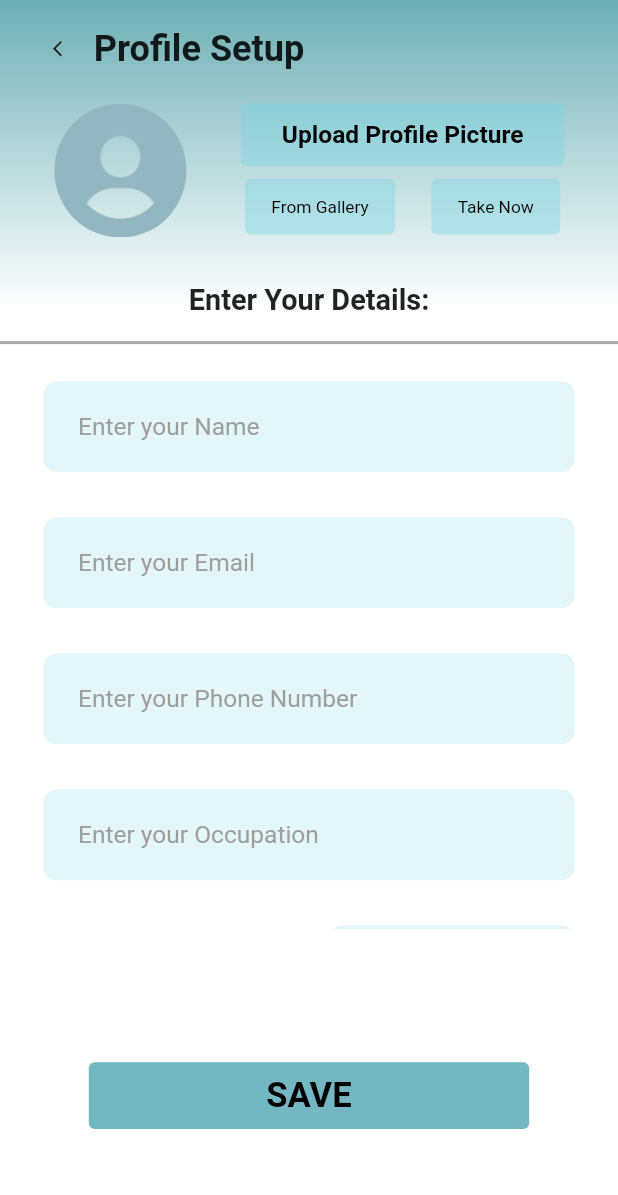
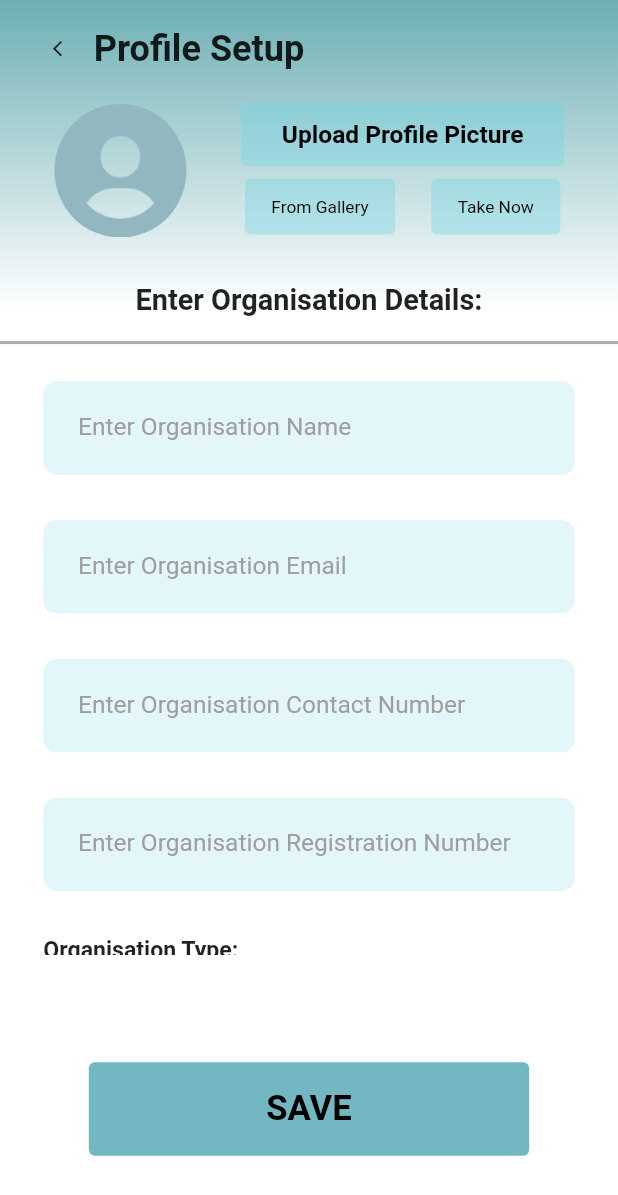
Before and after one commit to hackslash-nitp/cura, a Flutter app: the screen it shows after launch, on a phone screen of 412 x 824 dp. Shown: the top 1195 px of the screen. Run offline on Flutter 3.47's test engine with Material 2 defaults, Android fonts, the phone set to English and light mode, and no system bars; our stand-ins replace carousel_slider, cloud_firestore, firebase_auth, firebase_core, flutter_screenutil, image_picker; accounts and stored records are empty.

Commit message:
implement account_setup for org

```diff
--- a/lib/main.dart
+++ b/lib/main.dart
@@ -3,6 +3,7 @@ import 'package:cura/individual/home_page_individual.dart';
 import 'package:cura/startup_screens/preview_page.dart';
 import 'package:firebase_core/firebase_core.dart';
 import 'package:flutter/material.dart';
+import 'organization/account_setup.dart';
 import 'shared/services/firebase_authentication.dart';
 
 Future<void> main() async {
@@ -26,7 +27,7 @@ class ScreenDecider extends StatelessWidget {
       ),
       debugShowCheckedModeBanner: false,
       home: auth.getCurrentUser() == null
-          ? IndividualAccountSetup() // directly access by substituting in place of PreviewPage()
+          ? OrgAccountSetup() // directly access by substituting in place of PreviewPage()
           : const HomePageIndividual(),
     );
   }
--- /dev/null
+++ b/lib/organization/account_setup.dart
@@ -0,0 +1,518 @@
+import 'package:cura/shared/widgets/widgets.dart';
+import 'package:flutter/material.dart';
+import 'dart:io';
+import 'package:flutter_screenutil/flutter_screenutil.dart';
+import 'package:image_picker/image_picker.dart';
+import '../shared/widgets/gradient_background.dart';
+
+class OrgAccountSetup extends StatefulWidget {
+  const OrgAccountSetup({Key? key}) : super(key: key);
+
+  @override
+  State<OrgAccountSetup> createState() => _OrgAccountSetupState();
+}
+
+class _OrgAccountSetupState extends State<OrgAccountSetup> {
+  final TextEditingController nameController = TextEditingController();
+  final TextEditingController emailController = TextEditingController();
+  final TextEditingController phoneController = TextEditingController();
+  final TextEditingController regNumberController = TextEditingController();
+  final TextEditingController countryController = TextEditingController();
+  final TextEditingController addressController = TextEditingController();
+  final TextEditingController pincodeController = TextEditingController();
+  final TextEditingController bioController = TextEditingController();
+
+  final _formKey = GlobalKey<FormState>();
+
+  final buttonStyle = TextButton.styleFrom(
+    backgroundColor: const Color.fromARGB(100, 117, 212, 227),
+  );
+
+  final List<String> gender = ['Male', 'Female', 'Other'];
+  String? userGender, estdDate;
+  File? userImage;
+
+  @override
+  void dispose() {
+    nameController.dispose();
+    emailController.dispose();
+    phoneController.dispose();
+    regNumberController.dispose();
+    super.dispose();
+  }
+
+  @override
+  Widget build(BuildContext context) {
+    return ScreenUtilInit(
+      designSize: const Size(428, 926),
+      builder: (context, child) => Scaffold(
+        body: Stack(
+          children: <Widget>[
+            const UniDirectionalBackground(),
+            SafeArea(
+              child: Column(
+                crossAxisAlignment: CrossAxisAlignment.center,
+                children: <Widget>[
+                  Padding(
+                    padding:
+                        EdgeInsets.symmetric(horizontal: 15.w, vertical: 10.h),
+                    child: Row(
+                      children: <Widget>[
+                        IconButton(
+                          icon: const Icon(Icons.arrow_back_ios_new),
+                          onPressed: () {},
+                          iconSize: 14.h,
+                        ),
+                        Text(
+                          "Profile Setup",
+                          style: TextStyle(
+                            fontSize: 25.sp,
+                            fontWeight: FontWeight.w700,
+                          ),
+                        ),
+                      ],
+                    ),
+                  ),
+                  Row(
+                    mainAxisAlignment: MainAxisAlignment.spaceEvenly,
+                    children: <Widget>[
+                      CircleAvatar(
+                        backgroundImage: userImage == null
+                            ? const AssetImage(
+                                'assets/startup_assets/create_account_assets/profile_primary.png')
+                            : FileImage(userImage!) as ImageProvider,
+                        radius: 50.r,
+                        backgroundColor: Colors.transparent,
+                      ),
+                      Column(
+                        children: <Widget>[
+                          TextButton(
+                            onPressed: () {},
+                            style: buttonStyle,
+                            child: Padding(
+                              padding: EdgeInsets.symmetric(
+                                  horizontal: 20.w, vertical: 4.h),
+                              child: Text(
+                                "Upload Profile Picture",
+                                style: TextStyle(
+                                  fontSize: 17.sp,
+                                  fontWeight: FontWeight.w700,
+                                  color: Colors.black,
+                                ),
+                              ),
+                            ),
+                          ),
+                          Row(
+                            mainAxisAlignment: MainAxisAlignment.spaceBetween,
+                            children: [
+                              TextButton(
+                                onPressed: () async {
+                                  try {
+                                    final image = await ImagePicker()
+                                        .pickImage(source: ImageSource.gallery);
+                                    if (image == null) return;
+                                    setState(() {
+                                      userImage = File(image.path);
+                                    });
+                                  } catch (e) {
+                                    print("An error has occured!");
+                                  }
+                                },
+                                style: buttonStyle,
+                                child: Padding(
+                                  padding: EdgeInsets.symmetric(
+                                      horizontal: 10.w, vertical: 4.h),
+                                  child: Text(
+                                    "From Gallery",
+                                    style: TextStyle(
+                                      fontSize: 12.sp,
+                                      fontWeight: FontWeight.w400,
+                                      color: Colors.black,
+                                    ),
+                                  ),
+                                ),
+                              ),
+                              SizedBox(width: 25.w),
+                              TextButton(
+                                onPressed: () async {
+                                  try {
+                                    final image = await ImagePicker()
+                                        .pickImage(source: ImageSource.camera);
+                                    if (image == null) return;
+                                    setState(() {
+                                      userImage = File(image.path);
+                                    });
+                                  } catch (e) {
+                                    print(
+                                        "An error has occured! ${e.toString()}");
+                                  }
+                                },
+                                style: buttonStyle,
+                                child: Padding(
+                                  padding: EdgeInsets.symmetric(
+                                      horizontal: 10.w, vertical: 4.h),
+                                  child: Text(
+                                    "Take Now",
+                                    style: TextStyle(
+                                      fontSize: 12.sp,
+                                      fontWeight: FontWeight.w400,
+                                      color: Colors.black,
+                                    ),
+                                  ),
+                                ),
+                              ),
+                            ],
+                          ),
+                        ],
+                      ),
+                    ],
+                  ),
+                  SizedBox(
+                    height: 30.h,
+                  ),
+                  Center(
+                    child: Text(
+                      "Enter Organisation Details:",
+                      style: TextStyle(
+                        fontSize: 20.sp,
+                        fontWeight: FontWeight.w700,
+                      ),
+                    ),
+                  ),
+                  SizedBox(
+                    height: 10.h,
+                  ),
+                  const Divider(
+                    thickness: 2,
+                    color: Color.fromRGBO(0, 0, 0, 0.33),
+                  ),
+                  Form(
+                    key: _formKey,
+                    child: SizedBox(
+                      height: 470.h,
+                      width: double.infinity,
+                      child: Padding(
+                        padding: EdgeInsets.symmetric(
+                            horizontal: 30.w, vertical: 20.h),
+                        child: ListView(
+                          children: <Widget>[
+                            getInputTextField(
+                                false,
+                                70.h,
+                                365.w,
+                                nameController,
+                                "Enter Organisation Name",
+                                TextInputType.name, (val) {
+                              if (val == null || val.isEmpty) {
+                                return "Please enter organisation name";
+                              }
+                            }),
+                            SizedBox(
+                              height: 34.h,
+                            ),
+                            getInputTextField(
+                                false,
+                                70.h,
+                                365.w,
+                                emailController,
+                                "Enter Organisation Email",
+                                TextInputType.emailAddress, (val) {
+                              if (val == null ||
+                                  val.isEmpty ||
+                                  !val.contains('@')) {
+                                return "Please enter a proper email address";
+                              }
+                            }),
+                            SizedBox(
+                              height: 34.h,
+                            ),
+                            getInputTextField(
+                                false,
+                                70.h,
+                                365.w,
+                                phoneController,
+                                "Enter Organisation Contact Number",
+                                TextInputType.number, (val) {
+                              if (val == null || val.isEmpty) {
+                                return "Please enter organisation contact number";
+                              }
+                            }),
+                            SizedBox(
+                              height: 34.h,
+                            ),
+                            getInputTextField(
+                                false,
+                                70.h,
+                                365.w,
+                                regNumberController,
+                                "Enter Organisation Registration Number",
+                                TextInputType.name, (val) {
+                              if (val == null || val.isEmpty) {
+                                return "Please enter registration number";
+                              }
+                            }),
+                            SizedBox(
+                              height: 34.h,
+                            ),
+                            Text(
+                              "Organisation Type:",
+                              style: TextStyle(
+                                fontSize: 16.sp,
+                                fontWeight: FontWeight.w700,
+                              ),
+                            ),
+                            Container(
+                              width: 170.w,
+                              decoration: BoxDecoration(
+                                color: const Color.fromRGBO(117, 212, 227, 0.2),
+                                borderRadius: BorderRadius.circular(10.r),
+                              ),
+                              padding: EdgeInsets.symmetric(horizontal: 18.w),
+                              child: DropdownButtonHideUnderline(
+                                child: DropdownButton(
+                                    value: userGender,
+                                    style: TextStyle(
+                                        fontSize: 18.sp,
+                                        fontWeight: FontWeight.w700,
+                                        color: Colors.black),
+                                    hint: Text("Select",
+                                        style: TextStyle(
+                                            fontSize: 18.sp,
+                                            fontWeight: FontWeight.w700,
+                                            color: Colors.black)),
+                                    items: gender.map((value) {
+                                      return DropdownMenuItem(
+                                        value: value,
+                                        child: Text(value),
+                                      );
+                                    }).toList(),
+                                    onChanged: (value) {
+                                      setState(() {
+                                        userGender = value!.toString();
+                                      });
+                                    }),
+                              ),
+                            ),
+                            SizedBox(
+                              height: 34.h,
+                            ),
+                            getInputTextField(
+                                false,
+                                70.h,
+                                365.w,
+                                countryController,
+                                "Enter your Country",
+                                TextInputType.name, (val) {
+                              if (val == null || val.isEmpty) {
+                                return "Please enter your country";
+                              }
+                            }),
+                            SizedBox(
+                              height: 34.h,
+                            ),
+                            getInputTextField(
+                                true,
+                                120.h,
+                                365.w,
+                                addressController,
+                                "Enter your Address",
+                                TextInputType.multiline, (val) {
+                              if (val == null || val.isEmpty) {
+                                return "Please enter organisation address";
+                              }
+                            }),
+                            SizedBox(
+                              height: 34.h,
+                            ),
+                            Row(
+                              mainAxisAlignment: MainAxisAlignment.spaceBetween,
+                              children: <Widget>[
+                                getInputTextField(
+                                    false,
+                                    70.h,
+                                    170.w,
+                                    pincodeController,
+                                    "Pincode",
+                                    TextInputType.number, (val) {
+                                  if (val == null || val.isEmpty) {
+                                    return "Please enter pincode";
+                                  }
+                                }),
+                                GestureDetector(
+                                  onTap: () async {
+                                    final DateTime? picked =
+                                        await showDatePicker(
+                                            context: context,
+                                            initialDate: DateTime(2012, 1),
+                                            firstDate: DateTime(1940, 1),
+                                            lastDate: DateTime(2012, 1));
+                                    if (picked != null) {
+                                      setState(() {
+                                        estdDate =
+                                            "${picked.day}/${picked.month}/${picked.year}";
+                                      });
+                                    }
+                                  },
+                                  child: Container(
+                                    height: 70.h,
+                                    width: 170.w,
+                                    decoration: BoxDecoration(
+                                      color: const Color.fromRGBO(
+                                          117, 212, 227, 0.2),
+                                      borderRadius: BorderRadius.circular(10.r),
+                                    ),
+                                    padding:
+                                        EdgeInsets.symmetric(horizontal: 10.w),
+                                    child: Row(
+                                      mainAxisAlignment:
+                                          MainAxisAlignment.spaceBetween,
+                                      children: <Widget>[
+                                        Text(
+                                          estdDate ?? "Estd. Date",
+                                          style: TextStyle(
+                                            fontSize: 18.sp,
+                                            fontWeight: FontWeight.w700,
+                                          ),
+                                        ),
+                                        const Icon(Icons.arrow_drop_down),
+                                      ],
+                                    ),
+                                  ),
+                                ),
+                              ],
+                            ),
+                            SizedBox(
+                              height: 34.h,
+                            ),
+                            Container(
+                              width: 365.w,
+                              height: 80.h,
+                              decoration: BoxDecoration(
+                                color: const Color.fromRGBO(117, 212, 227, 0.2),
+                                borderRadius: BorderRadius.circular(10.r),
+                              ),
+                              padding: EdgeInsets.symmetric(
+                                  horizontal: 10.w, vertical: 7.h),
+                              child: Row(
+                                  mainAxisAlignment: MainAxisAlignment.center,
+                                  children: <Widget>[
+                                    SizedBox(
+                                      width: 270.w,
+                                      child: Text(
+                                        "Upload Organisation Authenticity Certificate Issued by Government",
+                                        style: TextStyle(
+                                          fontSize: 17.sp,
+                                          fontWeight: FontWeight.w400,
+                                          color: const Color.fromARGB(
+                                              255, 104, 104, 104),
+                                        ),
+                                      ),
+                                    ),
+                                    Transform.rotate(
+                                      angle: 45.0 * 3.14159 / 180,
+                                      child: IconButton(
+                                          onPressed: () {},
+                                          icon: const Icon(
+                                              Icons.attach_file_outlined)),
+                                    ),
+                                  ]),
+                            ),
+                            SizedBox(
+                              height: 9.h,
+                            ),
+                            Center(
+                              child: Text(
+                                "* File must be in PDF format of <= 3mb",
+                                style: TextStyle(
+                                  fontSize: 12.sp,
+                                  fontWeight: FontWeight.w400,
+                                ),
+                              ),
+                            ),
+                          ],
+                        ),
+                      ),
+                    ),
+                  ),
+                  const Spacer(),
+                  Center(
+                    child: Container(
+                      width: 305.w,
+                      height: 70.h,
+                      decoration: BoxDecoration(
+                        borderRadius: BorderRadius.circular(10.r),
+                      ),
+                      child: TextButton(
+                        onPressed: () {
+                          if (_formKey.currentState!.validate() &&
+                              estdDate != null &&
+                              userGender != null) {
+                            CustomSnackbar.showSnackBar(
+                                context, "Processing Data", Colors.lightGreen);
+                          }
+                        },
+                        style: TextButton.styleFrom(
+                          backgroundColor: const Color(0xFF72B7C2),
+                        ),
+                        child: Text(
+                          "SAVE",
+                          style: TextStyle(
+                            fontSize: 24.sp,
+                            fontWeight: FontWeight.w700,
+                            color: Colors.black,
+                          ),
+                        ),
+                      ),
+                    ),
+                  ),
+                  const Spacer()
+                ],
+              ),
+            ),
+          ],
+        ),
+      ),
+    );
+  }
+
+  Container getInputTextField(
+      bool isExtended,
+      double? height,
+      double? width,
+      TextEditingController controller,
+      String hintText,
+      TextInputType inputType,
+      String? Function(String?) validator) {
+    return Container(
+      width: width,
+      height: height,
+      decoration: BoxDecoration(
+        color: const Color.fromRGBO(117, 212, 227, 0.2),
+        borderRadius: BorderRadius.circular(10.r),
+      ),
+      padding: EdgeInsets.symmetric(horizontal: 24.w, vertical: 7.h),
+      child: TextFormField(
+        minLines: isExtended ? null : 1,
+        maxLines: isExtended ? null : 1,
+        controller: controller,
+        validator: validator,
+        keyboardType: inputType,
+        expands: isExtended,
+        style: TextStyle(
+          color: const Color.fromARGB(255, 104, 104, 104),
+          fontWeight: FontWeight.w400,
+          fontSize: 17.sp,
+        ),
+        decoration: InputDecoration(
+          border: InputBorder.none,
+          hintText: hintText,
+          hintStyle: TextStyle(
+            fontSize: 17.sp,
+            fontWeight: FontWeight.w400,
+            color: Colors.grey,
+          ),
+        ),
+      ),
+    );
+  }
+}
```
